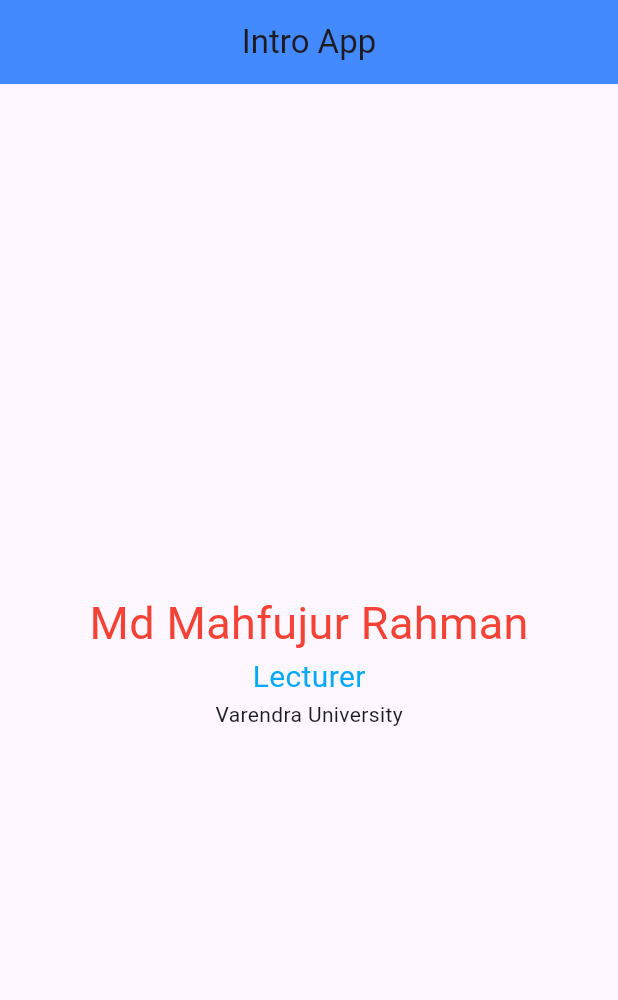
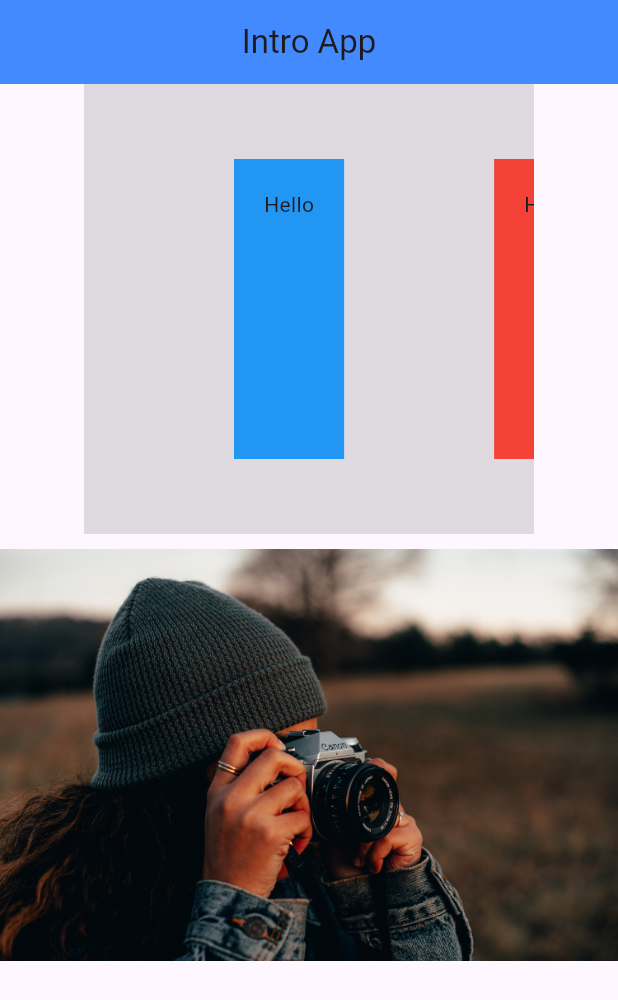
Before and after one commit to Jackfrst/flutter_intro, a Flutter app: the screen it shows after launch, on a phone screen of 412 x 824 dp. Shown: the top 1000 px of the screen. Run offline on Flutter 3.47's test engine with Material 2 defaults, Android fonts, the phone set to English and light mode, and no system bars.

Commit message:
New works

```diff
--- a/lib/screens/home_page.dart
+++ b/lib/screens/home_page.dart
@@ -1,4 +1,6 @@
 import 'package:flutter/material.dart';
+
+import '../utlis/screen_element_test.dart';
 
 class IntroHome extends StatefulWidget {
   const IntroHome({super.key});
@@ -16,27 +18,27 @@ class _IntroHomeState extends State<IntroHome> {
         title: const Text("Intro App"),
         centerTitle: true,
       ),
-      body: const Center(
-        child: Column(
-          mainAxisAlignment: MainAxisAlignment.center,
-          children: [
-            Text(
-                "Md Mahfujur Rahman",
-                style: TextStyle(
-                  fontSize: 30,
-                  color: Colors.red
-                ),
+      body: Column(
+        children: [
+          Container(
+            height: 300,
+            width: 300,
+            color: Colors.black12,
+            child: ListView(
+              scrollDirection: Axis.horizontal,
+              padding: EdgeInsets.symmetric(horizontal: 50),
+              children: [
+                screenElement("Hello",Colors.blue,20),
+                screenElement("Hello",Colors.red,20),
+                screenElement("Hello",Colors.green,20),
+              ],
             ),
-            Text(
-              "Lecturer",
-              style: TextStyle(
-                  fontSize: 20,
-                  color: Colors.lightBlue
-              ),
-            ),
-            Text("Varendra University"),
-          ],
-        ),
+          ),
+          const SizedBox(height: 10),
+          Image.asset(
+            "assets/image/joshua-hanson-e616t35Vbeg-unsplash.jpg"
+          )
+        ],
       ),
     );
   }
--- /dev/null
+++ b/lib/utlis/screen_element_test.dart
@@ -0,0 +1,12 @@
+import 'dart:ui';
+
+import 'package:flutter/cupertino.dart';
+
+Widget  screenElement(String title,Color color,double paddingValue){
+  return Container(
+      padding: EdgeInsets.all(paddingValue),
+      margin: EdgeInsets.all(50),
+      color: color,
+      child:Text(title)
+  );
+}
--- a/pubspec.yaml
+++ b/pubspec.yaml
@@ -59,7 +59,8 @@ flutter:
   uses-material-design: true
 
   # To add assets to your application, add an assets section, like this:
-  # assets:
+  assets:
+    - assets/image/
   #   - images/a_dot_burr.jpeg
   #   - images/a_dot_ham.jpeg
 
```
Also changed, not shown: assets/image/joshua-hanson-e616t35Vbeg-unsplash.jpg (added).
